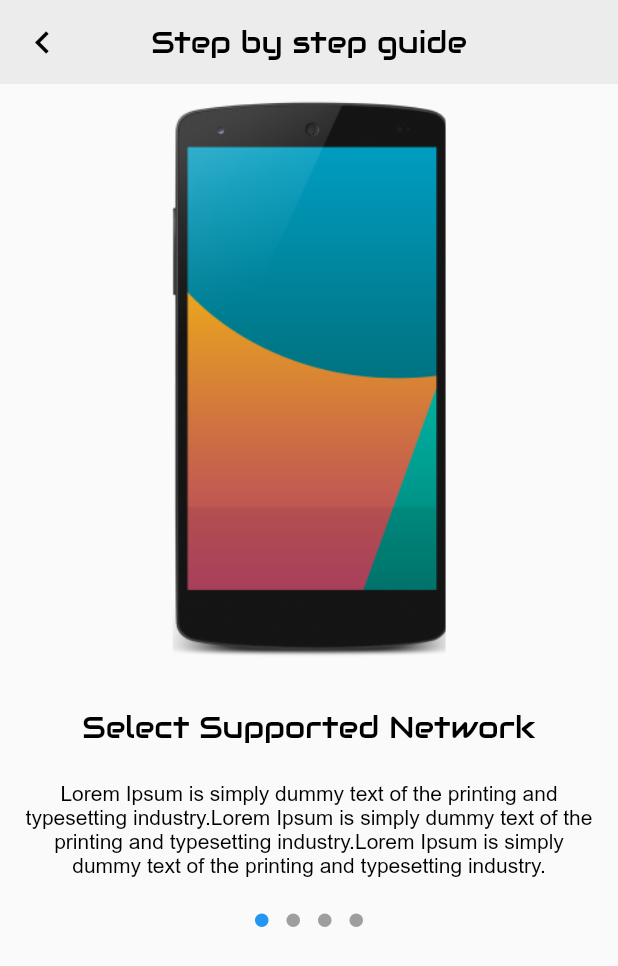
After one commit to ParthAspire/SIM_EZ, a Flutter app: the GuideScreen screen opened by its route, on a phone screen of 412 x 824 dp. The commit adds this screen. Shown: the top 966 px of the screen. Run offline on Flutter 3.47's test engine with Material 2 defaults, Android fonts, the phone set to English and light mode, and no system bars; drawn by our look-alikes of introduction_screen; our stand-ins replace carousel_slider, flutter_secure_storage, flutter_spinkit, flutter_svg, get, logger and 2 more; accounts and stored records are empty.

Commit message:
- step by step guidance screen UI

```diff
--- a/lib/app/common/app_constants.dart
+++ b/lib/app/common/app_constants.dart
@@ -130,6 +130,11 @@ const String kShareQrCode = 'Share qr code';
 const String kShowHowToAccessData = 'show how to access data';
 const String kSMDPADDRESS = 'SM-DP+ADDRESS';
 const String kACTIVATIONCODE = 'ACTIVATION CODE';
+const String kStepByStepGuide = 'Step by step guide';
+const String kSelectSupportedNetwork = 'Select Supported Network';
+const String kTurnOnDataRoaming = 'Turn on data roaming';
+const String kTurnOnYourSimEZ = 'Turn on your sim-EZ';
+const String kCongratulations = 'Congratulations!';
 
 // ORDER DETAILS
 const String kOrderDetails = 'Order Details';
--- a/lib/app/common/controller_binding.dart
+++ b/lib/app/common/controller_binding.dart
@@ -7,6 +7,7 @@ import 'package:sim_ez/app/screens/dashboard_screen/bottom_nav/controller/bottom
 import 'package:sim_ez/app/screens/dashboard_screen/my_esims/base/controller/my_esim_base_controller.dart';
 import 'package:sim_ez/app/screens/dashboard_screen/my_esims/installation/controller/installation_controller.dart';
 import 'package:sim_ez/app/screens/dashboard_screen/my_esims/purchased_sim_info/controller/purchased_sim_info_controller.dart';
+import 'package:sim_ez/app/screens/dashboard_screen/my_esims/step_by_step_guide/controller/guide_controller.dart';
 import 'package:sim_ez/app/screens/dashboard_screen/payment/apply_code/controller/apply_code_controller.dart';
 import 'package:sim_ez/app/screens/dashboard_screen/payment/payment_methods/controller/payment_methods_controller.dart';
 import 'package:sim_ez/app/screens/dashboard_screen/payment/secure_checkout/controller/secure_checkout_controller.dart';
@@ -149,5 +150,9 @@ class ControllerBinding extends Bindings {
       () => ApplyCodeController(),
       fenix: true,
     );
+    Get.lazyPut<GuideController>(
+      () => GuideController(),
+      fenix: true,
+    );
   }
 }
--- a/lib/app/common/image_constants.dart
+++ b/lib/app/common/image_constants.dart
@@ -5,10 +5,14 @@ const _gifPath = 'lib/assets/gif';
 const kGifSplashScreen = '$_gifPath/splash_screen_gif.gif';
 
 const kImgSplashScreenBG = '$_imgPath/splash_screen_bg.svg';
+const kImgDummyPhone = '$_imgPath/dummy_phone_img.svg';
+const kImgDummyPhonePng = '$_imgPath/dummy_phone_png.png';
+const kIconQrCodePng = '$_imgPath/qr_code_img.png';
 
 /// empty or show error images
 const kImgErrorDeviceCompatibility = '$_imgPath/device_compatibility_error_img.svg';
 const kImgEmptyMyESim = '$_imgPath/empty_my_esim_img.svg';
+
 
 
 const kImgTempFlag = '$_imgPath/temp_flag_img.svg';
--- a/lib/app/common/rounting_constants.dart
+++ b/lib/app/common/rounting_constants.dart
@@ -23,3 +23,4 @@ const kRouteOtpScreen = '/OtpScreen';
 const kRouteSecureCheckoutScreen = '/SecureCheckoutScreen';
 const kRoutePaymentMethodsScreen = '/PaymentMethodsScreen';
 const kRouteApplyCodeScreen = '/ApplyCodeScreen';
+const kRouteGuideScreen = '/GuideScreen';
--- a/lib/app/screens/dashboard_screen/my_esims/base/view/my_esims_base_screen.dart
+++ b/lib/app/screens/dashboard_screen/my_esims/base/view/my_esims_base_screen.dart
@@ -14,7 +14,12 @@ class MyESimBaseScreen extends GetView<MyESimBaseController> {
 
   @override
   Widget build(BuildContext context) {
-    return SafeArea(
+    return WillPopScope(
+      onWillPop: () async{
+        Get.back();
+        return false;
+      },
+      child: SafeArea(
         child: Scaffold(
           body: Obx(() {
             return Column(
@@ -78,6 +83,7 @@ class MyESimBaseScreen extends GetView<MyESimBaseController> {
               ],
             );
           }),
+        ),
       ),
     );
   }
--- a/lib/app/screens/dashboard_screen/my_esims/installation/controller/installation_controller.dart
+++ b/lib/app/screens/dashboard_screen/my_esims/installation/controller/installation_controller.dart
@@ -1,5 +1,6 @@
 import 'package:flutter/material.dart';
 import 'package:get/get.dart';
+import 'package:sim_ez/app/common/rounting_constants.dart';
 
 class InstallationController extends GetxController
     with GetSingleTickerProviderStateMixin {
@@ -7,7 +8,11 @@ class InstallationController extends GetxController
 
   @override
   void onInit() {
-    tabController= TabController(length: 3, vsync: this).obs;
+    tabController = TabController(length: 3, vsync: this).obs;
     super.onInit();
   }
+
+  void navigateToGuideScreen() {
+    Get.toNamed(kRouteGuideScreen);
+  }
 }
--- a/lib/app/screens/dashboard_screen/my_esims/installation/view/installation_screen.dart
+++ b/lib/app/screens/dashboard_screen/my_esims/installation/view/installation_screen.dart
@@ -294,8 +294,8 @@ class InstallationScreen extends GetView<InstallationController> {
                     decoration: BoxDecoration(
                       color: kColorECECEC,
                     ),
-                    child: SvgPicture.asset(
-                      kIconQrCode,
+                    child: Image.asset(
+                      kIconQrCodePng,
                       color: kColorBlack,
                     ),
                   ),
@@ -317,7 +317,9 @@ class InstallationScreen extends GetView<InstallationController> {
                   Padding(
                     padding: const EdgeInsets.only(top: 70, bottom: 10),
                     child: primaryButton(
-                        onPress: () {},
+                        onPress: () {
+                          controller.navigateToGuideScreen();
+                        },
                         buttonTxt: kShowHowToAccessData.toUpperCase(),
                         textStyle: TextStyles.k12kColorWhiteBold400Arial,
                         height: 32,
--- /dev/null
+++ b/lib/app/screens/dashboard_screen/my_esims/step_by_step_guide/controller/guide_controller.dart
@@ -0,0 +1,3 @@
+import 'package:get/get.dart';
+
+class GuideController extends GetxController{}
--- /dev/null
+++ b/lib/app/screens/dashboard_screen/my_esims/step_by_step_guide/view/guide_screen.dart
@@ -0,0 +1,92 @@
+import 'package:flutter/material.dart';
+import 'package:get/get.dart';
+import 'package:introduction_screen/introduction_screen.dart';
+import 'package:sim_ez/app/common/app_constants.dart';
+import 'package:sim_ez/app/common/color_constants.dart';
+import 'package:sim_ez/app/common/image_constants.dart';
+import 'package:sim_ez/app/screens/dashboard_screen/my_esims/step_by_step_guide/controller/guide_controller.dart';
+import 'package:sim_ez/app/utils/text_styles.dart';
+
+class GuideScreen extends GetView<GuideController> {
+  const GuideScreen({Key? key}) : super(key: key);
+
+  @override
+  Widget build(BuildContext context) {
+    return Scaffold(
+      appBar: getAppBar(),
+      body: IntroductionScreen(
+        showNextButton: false,
+        showDoneButton: false,
+        done: const Text("Done"),
+        controlsPadding: EdgeInsets.only(bottom: 200),
+        bodyPadding: EdgeInsets.zero,
+        isBottomSafeArea: false,
+        onDone: () {
+          // On button pressed
+        },
+        pages: [
+          PageViewModel(
+            title: kSelectSupportedNetwork,
+            body:
+                "Lorem Ipsum is simply dummy text of the printing and typesetting industry.Lorem Ipsum is simply dummy text of the printing and typesetting industry.Lorem Ipsum is simply dummy text of the printing and typesetting industry.",
+            image: Image.asset(kImgDummyPhonePng),
+            decoration: const PageDecoration(
+                titleTextStyle: TextStyles.k20ColorBlackBold400,
+                bodyTextStyle: TextStyles.k14ColorBlackBold400Arial,
+                safeArea: 0,
+                imagePadding: EdgeInsets.zero),
+          ),
+          PageViewModel(
+            title: kTurnOnDataRoaming,
+            body:
+                "Lorem Ipsum is simply dummy text of the printing and typesetting industry.Lorem Ipsum is simply dummy text of the printing and typesetting industry.Lorem Ipsum is simply dummy text of the printing and typesetting industry.",
+            image: Image.asset(kImgDummyPhonePng),
+            decoration: const PageDecoration(
+              titleTextStyle: TextStyles.k20ColorBlackBold400,
+              bodyTextStyle: TextStyles.k14ColorBlackBold400Arial,
+              safeArea: 0,imagePadding: EdgeInsets.zero
+            ),
+          ),
+          PageViewModel(
+            title: kTurnOnYourSimEZ,
+            body:
+                "Lorem Ipsum is simply dummy text of the printing and typesetting industry.Lorem Ipsum is simply dummy text of the printing and typesetting industry.Lorem Ipsum is simply dummy text of the printing and typesetting industry.",
+            image: Image.asset(kImgDummyPhonePng),
+            decoration: const PageDecoration(
+              titleTextStyle: TextStyles.k20ColorBlackBold400,
+              bodyTextStyle: TextStyles.k14ColorBlackBold400Arial,
+              safeArea: 0,imagePadding: EdgeInsets.zero
+            ),
+          ),
+          PageViewModel(
+            title: kCongratulations,
+            body:
+                "Lorem Ipsum is simply dummy text of the printing and typesetting industry.Lorem Ipsum is simply dummy text of the printing and typesetting industry.Lorem Ipsum is simply dummy text of the printing and typesetting industry.",
+            image: Image.asset(kImgDummyPhonePng),
+            decoration: const PageDecoration(
+              titleTextStyle: TextStyles.k20ColorBlackBold400,
+              bodyTextStyle: TextStyles.k14ColorBlackBold400Arial,
+              safeArea: 0,imagePadding: EdgeInsets.zero
+            ),
+          ),
+        ],
+      ),
+    );
+  }
+
+  getAppBar() {
+    return AppBar(
+      backgroundColor: kColorECECEC,
+      elevation: 0,
+      leading: InkWell(
+          onTap: () {
+            Get.back();
+          },
+          child: const Icon(Icons.navigate_before_outlined,
+              color: kColorBlack, size: 30)),
+      title:
+          const Text(kStepByStepGuide, style: TextStyles.k20ColorBlackBold400),
+      centerTitle: true,
+    );
+  }
+}
--- a/lib/main.dart
+++ b/lib/main.dart
@@ -9,6 +9,7 @@ import 'package:sim_ez/app/screens/authentication/otp/view/otp_screen.dart';
 import 'package:sim_ez/app/screens/dashboard_screen/bottom_nav/view/bottom_nav_screen.dart';
 import 'package:sim_ez/app/screens/dashboard_screen/my_esims/installation/view/installation_screen.dart';
 import 'package:sim_ez/app/screens/dashboard_screen/my_esims/purchased_sim_info/view/purchased_sim_info_screen.dart';
+import 'package:sim_ez/app/screens/dashboard_screen/my_esims/step_by_step_guide/view/guide_screen.dart';
 import 'package:sim_ez/app/screens/dashboard_screen/payment/apply_code/view/apply_code_screen.dart';
 import 'package:sim_ez/app/screens/dashboard_screen/payment/payment_methods/view/payment_methods_screen.dart';
 import 'package:sim_ez/app/screens/dashboard_screen/payment/secure_checkout/view/secure_checkout_screen.dart';
@@ -150,6 +151,10 @@ class MyApp extends StatelessWidget {
             name: kRouteApplyCodeScreen,
             page: () => ApplyCodeScreen(),
           ),
+          GetPage(
+            name: kRouteGuideScreen,
+            page: () => GuideScreen(),
+          ),
         ],
       ),
     );
--- a/pubspec.yaml
+++ b/pubspec.yaml
@@ -44,6 +44,7 @@ dependencies:
   http: ^1.0.0
   flutter_spinkit: ^5.2.0
   pin_code_fields: ^7.4.0
+  introduction_screen: ^3.1.8
 
 dev_dependencies:
   flutter_test:
```
Also changed, not shown: lib/assets/images/dummy_phone_img.svg (added), lib/assets/images/dummy_phone_png.png (added), lib/assets/images/qr_code_img.png (added), pubspec.lock. Lines whose indentation alone changed are shown as unchanged.
